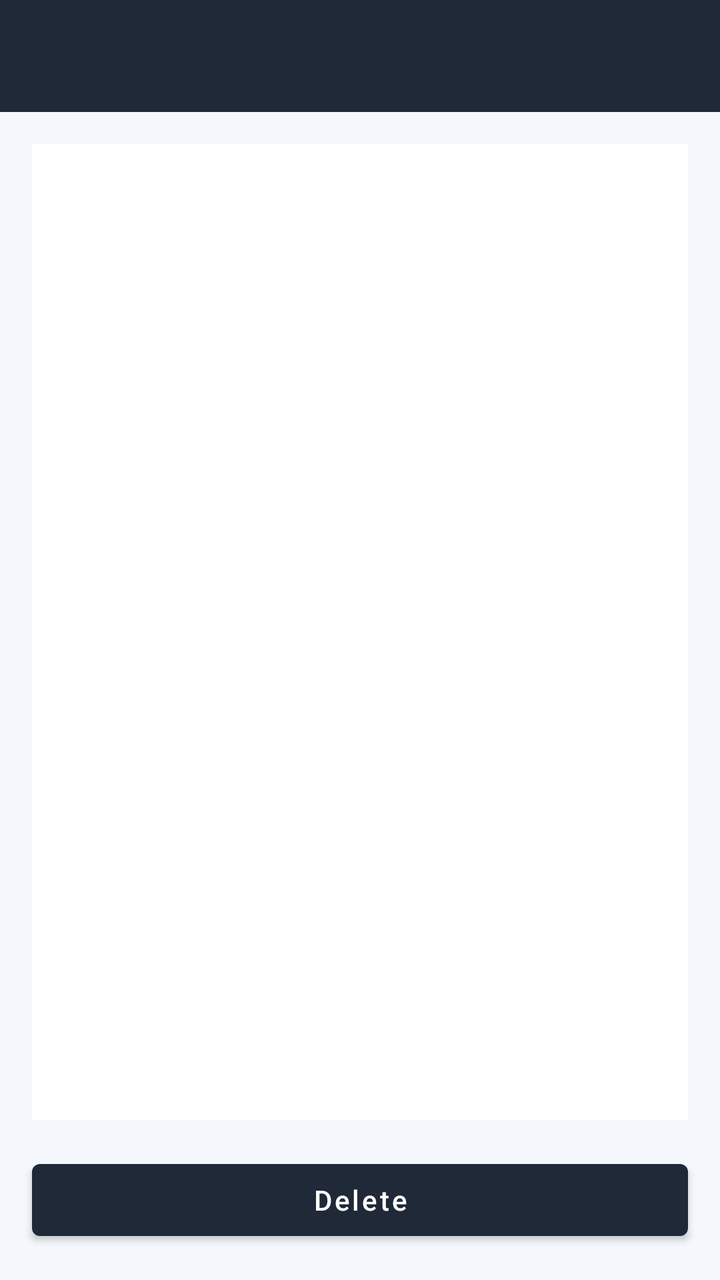
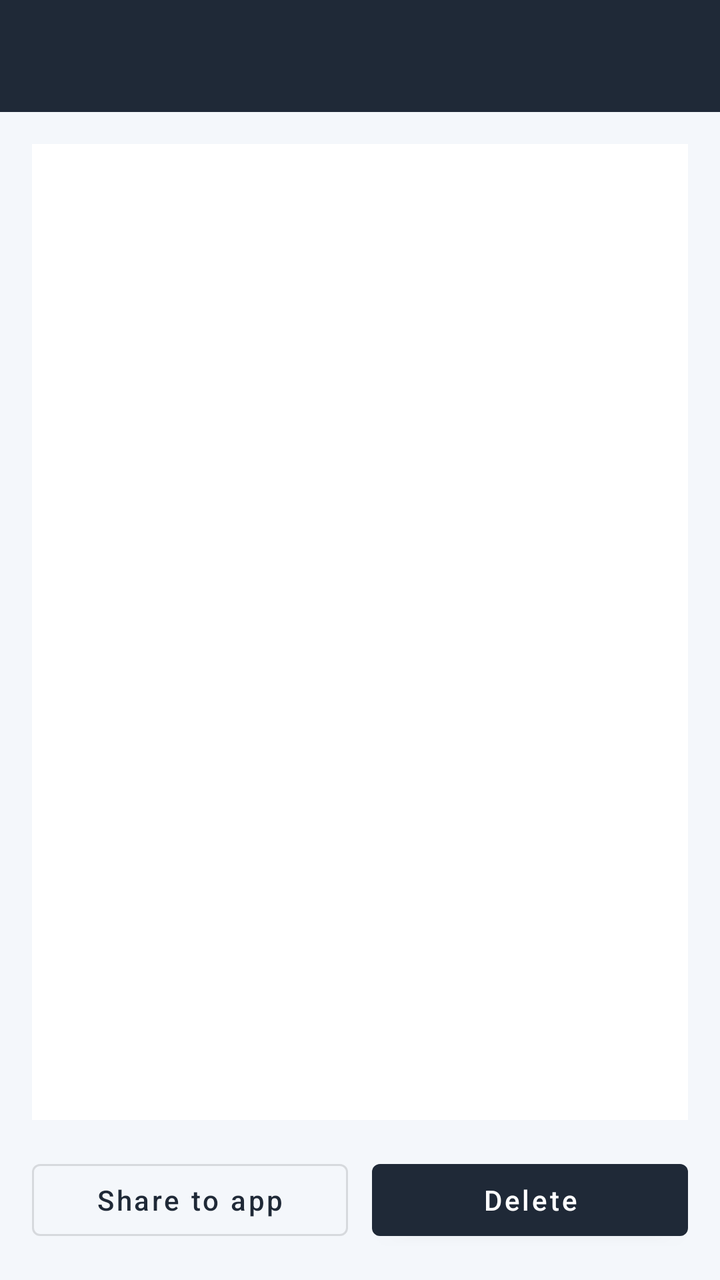

Screens rendered from an Android XML layout before and after an edit, with the pre-edit source and the edit as a unified diff.
<!-- AndroidManifest.xml: application theme Theme.BlackBoxGalleryStub -->
<!-- res/layout/activity_preview.xml -->
<?xml version="1.0" encoding="utf-8"?>
<androidx.constraintlayout.widget.ConstraintLayout xmlns:android="http://schemas.android.com/apk/res/android"
    xmlns:app="http://schemas.android.com/apk/res-auto"
    android:layout_width="match_parent"
    android:layout_height="match_parent"
    android:background="@color/background">

    <com.google.android.material.appbar.MaterialToolbar
        android:id="@+id/toolbar"
        android:layout_width="match_parent"
        android:layout_height="wrap_content"
        android:background="@color/primary"
        android:theme="@style/ThemeOverlay.MaterialComponents.Dark.ActionBar"
        app:titleTextColor="@color/white"
        app:layout_constraintTop_toTopOf="parent" />

    <FrameLayout
        android:layout_width="0dp"
        android:layout_height="0dp"
        android:layout_margin="16dp"
        android:background="@color/surface"
        app:layout_constraintTop_toBottomOf="@id/toolbar"
        app:layout_constraintBottom_toTopOf="@id/delete_button"
        app:layout_constraintStart_toStartOf="parent"
        app:layout_constraintEnd_toEndOf="parent">

        <ImageView
            android:id="@+id/image_view"
            android:layout_width="match_parent"
            android:layout_height="match_parent"
            android:scaleType="fitCenter" />

        <VideoView
            android:id="@+id/video_view"
            android:layout_width="match_parent"
            android:layout_height="match_parent"
            android:visibility="gone" />
    </FrameLayout>

    <com.google.android.material.button.MaterialButton
        android:id="@+id/delete_button"
        android:layout_width="0dp"
        android:layout_height="wrap_content"
        android:layout_marginStart="16dp"
        android:layout_marginEnd="16dp"
        android:layout_marginBottom="16dp"
        android:text="@string/delete"
        android:textAllCaps="false"
        app:layout_constraintBottom_toBottomOf="parent"
        app:layout_constraintStart_toStartOf="parent"
        app:layout_constraintEnd_toEndOf="parent" />
</androidx.constraintlayout.widget.ConstraintLayout>
<!-- resources referenced by this layout -->
<resources>
  <color name="background">#F4F7FB</color>
  <color name="primary">#1F2937</color>
  <color name="surface">#FFFFFFFF</color>
  <color name="white">#FFFFFFFF</color>
  <string name="delete">Delete</string>
  <style name="Theme.BlackBoxGalleryStub" parent="Theme.MaterialComponents.DayNight.NoActionBar">
          <item name="colorPrimary">@color/primary</item>
          <item name="colorPrimaryVariant">@color/primary</item>
          <item name="colorOnPrimary">@color/white</item>
          <item name="android:statusBarColor">@color/primary</item>
          <item name="android:windowBackground">@color/background</item>
      </style>
</resources>

<!-- the commit's change to res/layout/activity_preview.xml (unified diff, before → after) -->
@@ -19,10 +19,10 @@
         android:layout_height="0dp"
         android:layout_margin="16dp"
         android:background="@color/surface"
-        app:layout_constraintTop_toBottomOf="@id/toolbar"
-        app:layout_constraintBottom_toTopOf="@id/delete_button"
+        app:layout_constraintBottom_toTopOf="@id/action_row"
         app:layout_constraintStart_toStartOf="parent"
-        app:layout_constraintEnd_toEndOf="parent">
+        app:layout_constraintEnd_toEndOf="parent"
+        app:layout_constraintTop_toBottomOf="@id/toolbar">
 
         <ImageView
             android:id="@+id/image_view"
@@ -37,16 +37,33 @@
             android:visibility="gone" />
     </FrameLayout>
 
-    <com.google.android.material.button.MaterialButton
-        android:id="@+id/delete_button"
+    <LinearLayout
+        android:id="@+id/action_row"
         android:layout_width="0dp"
         android:layout_height="wrap_content"
         android:layout_marginStart="16dp"
         android:layout_marginEnd="16dp"
         android:layout_marginBottom="16dp"
-        android:text="@string/delete"
-        android:textAllCaps="false"
         app:layout_constraintBottom_toBottomOf="parent"
-        app:layout_constraintStart_toStartOf="parent"
-        app:layout_constraintEnd_toEndOf="parent" />
+        app:layout_constraintEnd_toEndOf="parent"
+        app:layout_constraintStart_toStartOf="parent">
+
+        <com.google.android.material.button.MaterialButton
+            android:id="@+id/share_button"
+            style="@style/Widget.MaterialComponents.Button.OutlinedButton"
+            android:layout_width="0dp"
+            android:layout_height="wrap_content"
+            android:layout_weight="1"
+            android:text="@string/share_to_app"
+            android:textAllCaps="false" />
+
+        <com.google.android.material.button.MaterialButton
+            android:id="@+id/delete_button"
+            android:layout_width="0dp"
+            android:layout_height="wrap_content"
+            android:layout_marginStart="12dp"
+            android:layout_weight="1"
+            android:text="@string/delete"
+            android:textAllCaps="false" />
+    </LinearLayout>
 </androidx.constraintlayout.widget.ConstraintLayout>
<!-- resource entries referenced after the edit -->
@@ -5,6 +5,7 @@
   <color name="surface">#FFFFFFFF</color>
   <color name="white">#FFFFFFFF</color>
   <string name="delete">Delete</string>
+  <string name="share_to_app">Share to app</string>
   <style name="Theme.BlackBoxGalleryStub" parent="Theme.MaterialComponents.DayNight.NoActionBar">
           <item name="colorPrimary">@color/primary</item>
           <item name="colorPrimaryVariant">@color/primary</item>
